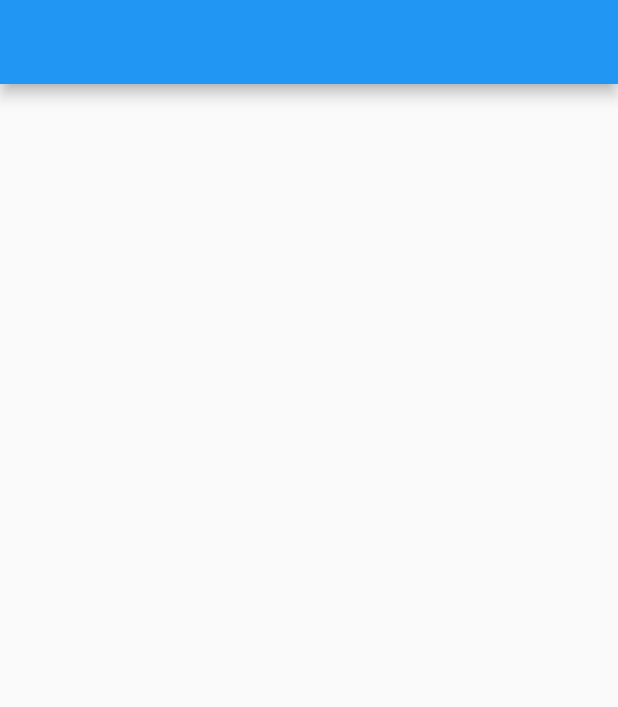
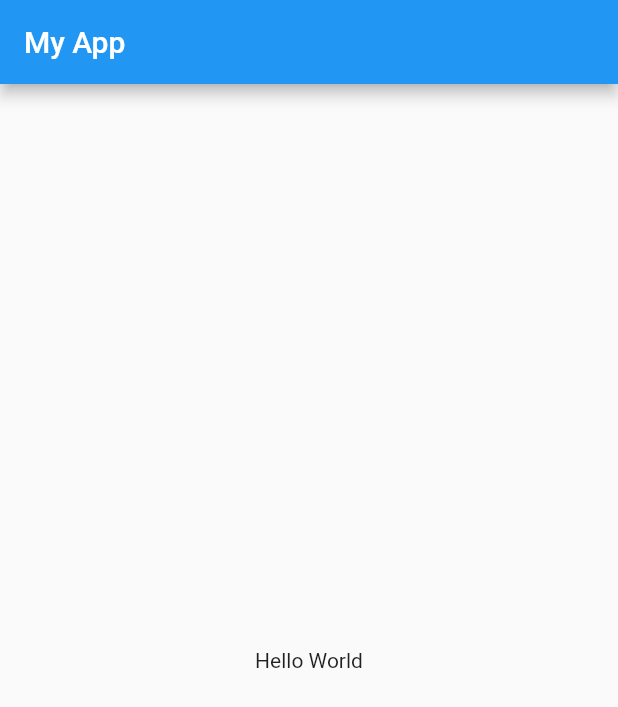
Before and after one commit to diczst/flutter-dasar, a Flutter app: the screen it shows after launch, on a phone screen of 412 x 824 dp. Shown: the top 707 px of the screen. Run offline on Flutter 3.47's test engine with Material 2 defaults, Android fonts, the phone set to English and light mode, and no system bars.

Commit message:
widget dasar

```diff
--- a/lib/main.dart
+++ b/lib/main.dart
@@ -1,4 +1,3 @@
-import 'package:flutter/cupertino.dart';
 import 'package:flutter/material.dart';
 
 main() {
@@ -9,8 +8,14 @@ class MyApp extends StatelessWidget {
   @override
   Widget build(BuildContext context) {
     return MaterialApp(
-        home: Scaffold(
-      appBar: AppBar(),
-    ));
+      debugShowCheckedModeBanner: false,
+      home: Scaffold(
+        appBar: AppBar(
+          title: Text('My App'),
+        ),
+
+        body: Center(child: Text('Hello World')),
+      )
+    );
   }
 }
```
Also changed, not shown: 1 other file.
